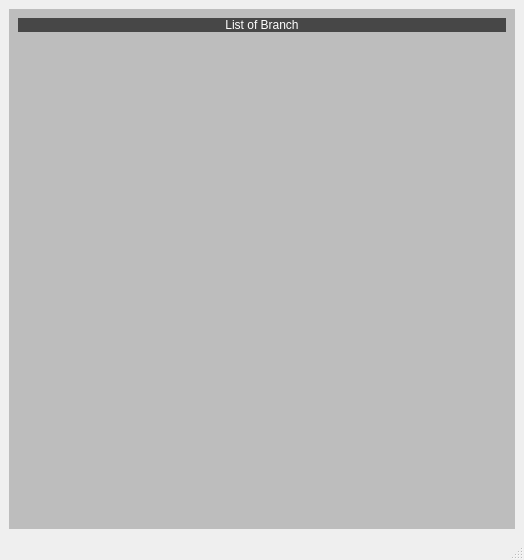
Darshitjivani/MBAS, file Resources/Ui/AlterBranchList.ui: the form before one commit.
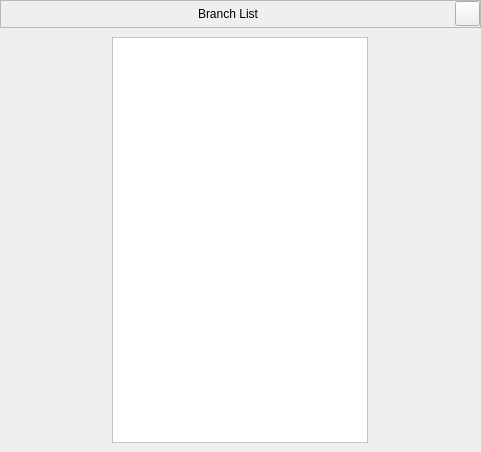
The form after the commit. Icons and pictures are not drawn.

What changed in the file:
```diff
--- a/Resources/Ui/AlterBranchList.ui
+++ b/Resources/Ui/AlterBranchList.ui
@@ -6,57 +6,196 @@
    <rect>
     <x>0</x>
     <y>0</y>
-    <width>524</width>
-    <height>560</height>
+    <width>481</width>
+    <height>452</height>
    </rect>
   </property>
   <property name="windowTitle">
    <string>MainWindow</string>
   </property>
+  <property name="styleSheet">
+   <string notr="true"/>
+  </property>
   <widget class="QWidget" name="centralwidget">
-   <layout class="QGridLayout" name="gridLayout">
-    <item row="0" column="0">
+   <layout class="QGridLayout" name="gridLayout_2">
+    <property name="leftMargin">
+     <number>0</number>
+    </property>
+    <property name="topMargin">
+     <number>0</number>
+    </property>
+    <property name="rightMargin">
+     <number>0</number>
+    </property>
+    <property name="bottomMargin">
+     <number>0</number>
+    </property>
+    <property name="spacing">
+     <number>0</number>
+    </property>
+    <item row="1" column="0">
      <widget class="QWidget" name="widget" native="true">
       <property name="styleSheet">
-       <string notr="true">background-color: rgb(189, 189, 189);
-border:none</string>
+       <string notr="true">QListWidget {
+
+    background-color: #ffffff;
+}
+QListWidget::item {
+    padding: 0px; 
+margin:0px;
+    border: 0px solid gray; 
+}
+QListWidget::item:selected {
+    background-color: transparent;  
+    color: white; 
+}
+
+QListWidget::item:hover{
+    padding: 0px; 
+margin:0px;
+    background-color: transparent;  
+    color: white; 
+}</string>
       </property>
-      <layout class="QGridLayout" name="gridLayout_2">
-       <item row="0" column="0">
-        <widget class="QLabel" name="label">
+      <layout class="QGridLayout" name="gridLayout_3">
+       <item row="1" column="0">
+        <widget class="QListWidget" name="listWidget">
+         <property name="sizePolicy">
+          <sizepolicy hsizetype="Fixed" vsizetype="Expanding">
+           <horstretch>0</horstretch>
+           <verstretch>0</verstretch>
+          </sizepolicy>
+         </property>
          <property name="styleSheet">
-          <string notr="true">background-color: rgb(71, 71, 71);
-color: rgb(255, 255, 255);
-font: 75 10pt &quot;MS Shell Dlg 2&quot;;
+          <string notr="true">QListWidget {
+
+    background-color: #ffffff;
+}
+QListWidget::item {
+    padding: 0px; 
+margin:0px;
+    border: 0px solid gray; 
+}
+QListWidget::item:selected {
+    background-color: transparent;  
+    color: white; 
+}
+
+QListWidget::item:hover{
+    padding: 0px; 
+margin:0px;
+    background-color: transparent;  
+    color: white; 
+}</string>
+         </property>
+        </widget>
+       </item>
+      </layout>
+     </widget>
+    </item>
+    <item row="0" column="0">
+     <widget class="QFrame" name="fheader">
+      <property name="minimumSize">
+       <size>
+        <width>0</width>
+        <height>28</height>
+       </size>
+      </property>
+      <property name="maximumSize">
+       <size>
+        <width>16777215</width>
+        <height>28</height>
+       </size>
+      </property>
+      <property name="styleSheet">
+       <string notr="true">
+font: 63 11pt &quot;Segoe UI Semibold&quot;;
 </string>
+      </property>
+      <property name="frameShape">
+       <enum>QFrame::StyledPanel</enum>
+      </property>
+      <property name="frameShadow">
+       <enum>QFrame::Raised</enum>
+      </property>
+      <layout class="QGridLayout" name="gridLayout">
+       <property name="leftMargin">
+        <number>0</number>
+       </property>
+       <property name="topMargin">
+        <number>0</number>
+       </property>
+       <property name="rightMargin">
+        <number>0</number>
+       </property>
+       <property name="bottomMargin">
+        <number>0</number>
+       </property>
+       <property name="spacing">
+        <number>0</number>
+       </property>
+       <item row="0" column="0">
+        <widget class="QLabel" name="lbLedgerList">
+         <property name="minimumSize">
+          <size>
+           <width>0</width>
+           <height>0</height>
+          </size>
+         </property>
+         <property name="maximumSize">
+          <size>
+           <width>16777215</width>
+           <height>28</height>
+          </size>
+         </property>
+         <property name="styleSheet">
+          <string notr="true"/>
          </property>
          <property name="text">
-          <string>List of Branch</string>
+          <string>Branch List</string>
          </property>
          <property name="alignment">
           <set>Qt::AlignCenter</set>
          </property>
         </widget>
        </item>
-       <item row="1" column="0">
-        <widget class="QListWidget" name="listWidget"/>
+       <item row="0" column="1">
+        <widget class="QPushButton" name="pbClose">
+         <property name="minimumSize">
+          <size>
+           <width>25</width>
+           <height>25</height>
+          </size>
+         </property>
+         <property name="maximumSize">
+          <size>
+           <width>25</width>
+           <height>25</height>
+          </size>
+         </property>
+         <property name="styleSheet">
+          <string notr="true"/>
+         </property>
+         <property name="text">
+          <string/>
+         </property>
+         <property name="icon">
+          <iconset resource="../icons/icons.qrc">
+           <normaloff>:/newPrefix/icons/x.svg</normaloff>:/newPrefix/icons/x.svg</iconset>
+         </property>
+         <property name="iconSize">
+          <size>
+           <width>20</width>
+           <height>20</height>
+          </size>
+         </property>
+        </widget>
        </item>
       </layout>
      </widget>
     </item>
    </layout>
   </widget>
-  <widget class="QMenuBar" name="menubar">
-   <property name="geometry">
-    <rect>
-     <x>0</x>
-     <y>0</y>
-     <width>524</width>
-     <height>21</height>
-    </rect>
-   </property>
-  </widget>
-  <widget class="QStatusBar" name="statusbar"/>
  </widget>
  <resources/>
  <connections/>
```
Left out of the diff: 4 changed lines with no effect on the pictures.
